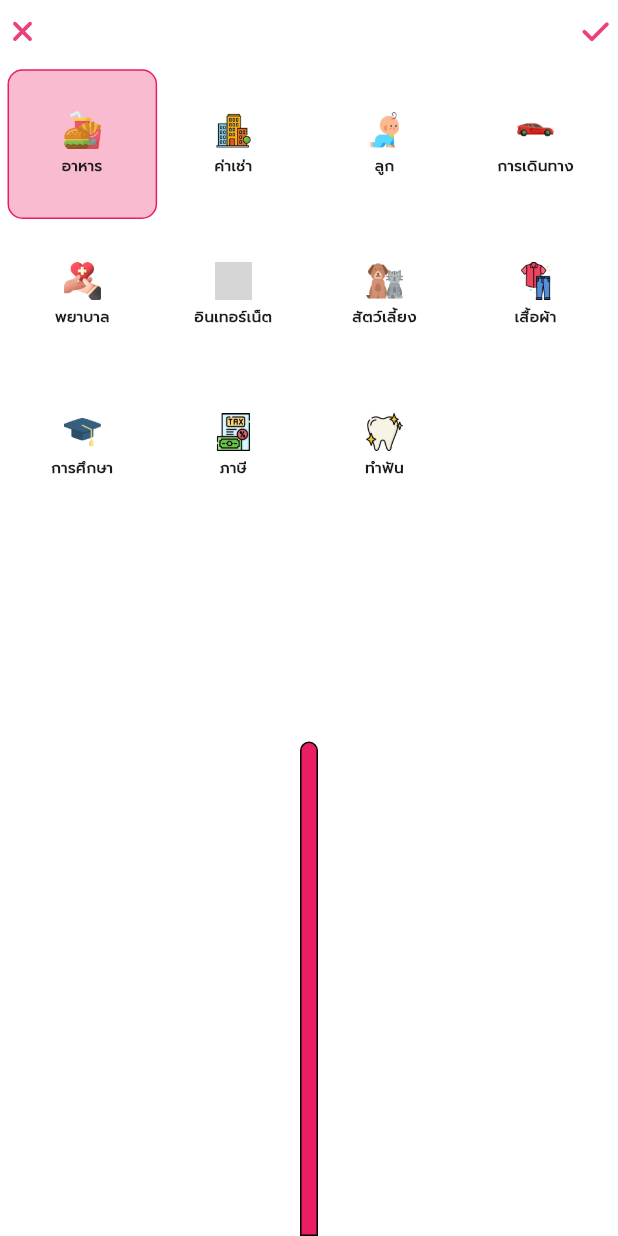
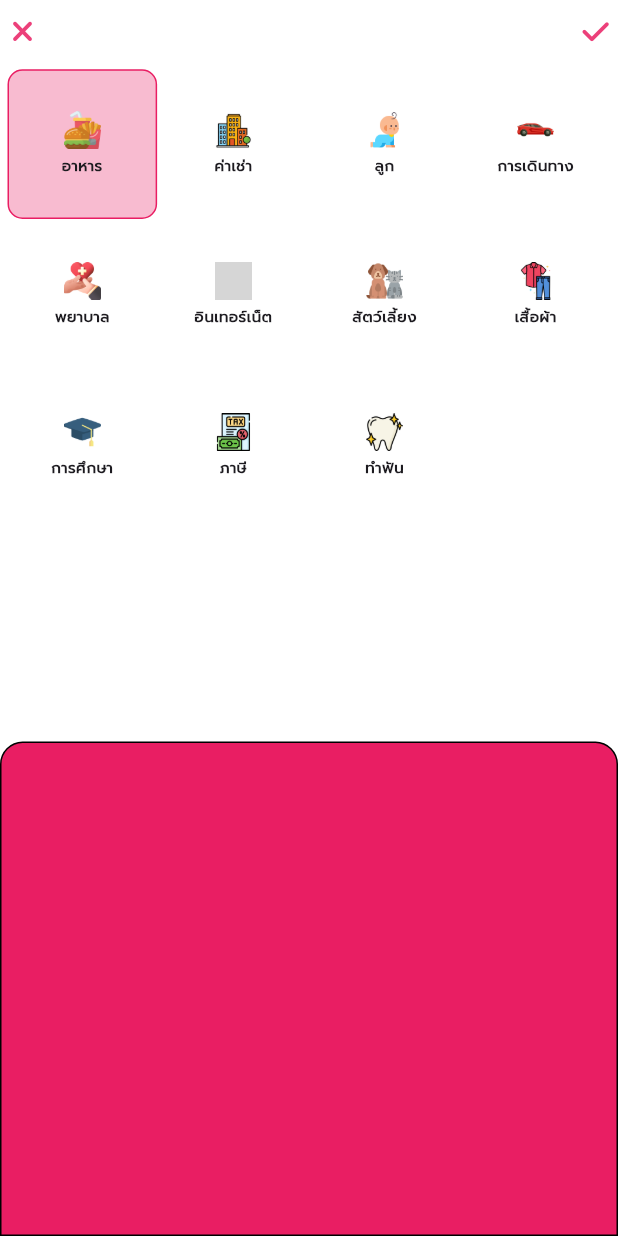
Before and after one commit to sixsixsixzac/srvcgit, a Flutter app: the PopUp screen opened directly, on a phone screen of 412 x 824 dp. Run offline on Flutter 3.47's test engine with Material 3 defaults, Android fonts, the light colour scheme and no system bars; our stand-ins replace auto_size_text, font_awesome_flutter, quickalert, shared_preferences, shimmer; accounts and stored records are empty; grey boxes are pictures that could not be loaded.

Commit message:
keyboard update 40% (prepare array and function)

```diff
--- a/lib/Pages/_AddExpense.dart
+++ b/lib/Pages/_AddExpense.dart
@@ -192,6 +192,7 @@ class _PopUpState extends State<PopUp> {
           ),
           Container(
             height: MediaQuery.of(context).size.height * 0.4,
+            width: MediaQuery.of(context).size.height * 1,
             decoration: BoxDecoration(
               border: Border.all(width: 1.0, color: Colors.black),
               borderRadius: const BorderRadius.only(
```
